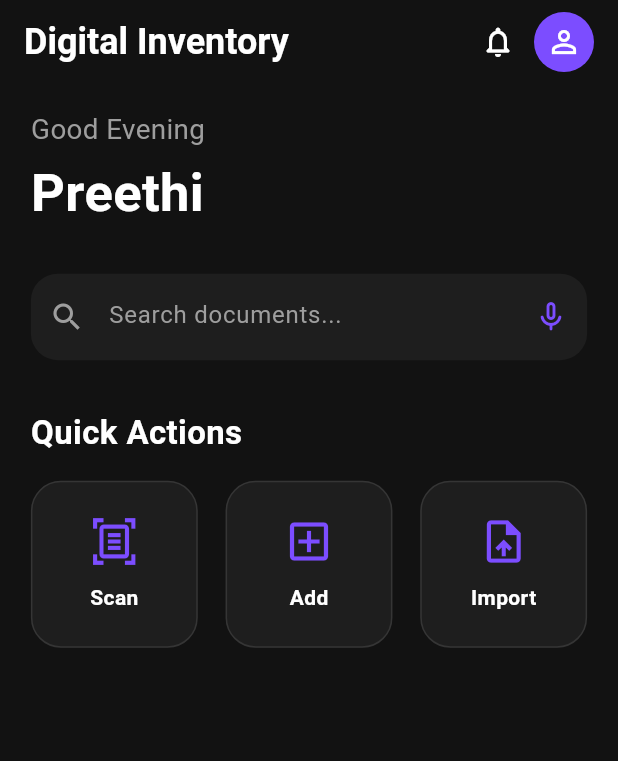
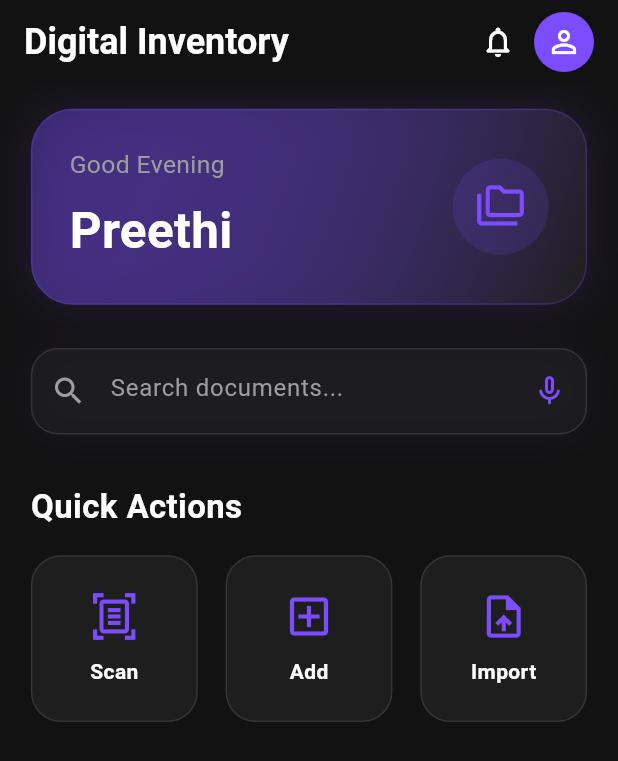
Before and after one commit to PreethiBose30/App-Dev, a Flutter app: the HomeScreen screen opened directly, on a phone screen of 412 x 824 dp. Shown: the top 761 px of the screen. Run offline on Flutter 3.47's test engine with Material 3 defaults, Android fonts, the phone set to English and light mode, and no system bars; statements that could not run were skipped.

Commit message:
Update home_screen.dart

```diff
--- a/lib/screens/dashboard/home_screen.dart
+++ b/lib/screens/dashboard/home_screen.dart
@@ -56,22 +56,74 @@ class HomeScreen extends StatelessWidget {
             crossAxisAlignment: CrossAxisAlignment.start,
             children: [
 
+              Container(
+                width: double.infinity,
+                padding: EdgeInsets.all(w * 0.06),
+                decoration: BoxDecoration(
+                  borderRadius: BorderRadius.circular(28),
+                  gradient: LinearGradient(
+                    colors: [
+                      AppColors.primary.withOpacity(0.35),
+                      AppColors.surface,
+                    ],
+                    begin: Alignment.topLeft,
+                    end: Alignment.bottomRight,
+                  ),
+                  border: Border.all(
+                    color: AppColors.primary.withOpacity(0.25),
+                  ),
+                  boxShadow: [
+                    BoxShadow(
+                      color: AppColors.primary.withOpacity(0.15),
+                      blurRadius: 25,
+                      spreadRadius: 2,
+                    ),
+                  ],
+                ),
+                child: Row(
+                  mainAxisAlignment: MainAxisAlignment.spaceBetween,
+                  children: [
+
+                    Column(
+                      crossAxisAlignment: CrossAxisAlignment.start,
+                      children: [
+
                         Text(
                           "Good Evening",
                           style: TextStyle(
                             color: AppColors.textSecondary,
-                  fontSize: w * 0.045,
+                            fontSize: w * 0.04,
                           ),
                         ),
 
-              SizedBox(height: h * 0.005),
+                        SizedBox(height: h * 0.01),
 
                         Text(
                           "Preethi",
                           style: TextStyle(
+                            fontSize: w * 0.08,
+                            fontWeight: FontWeight.bold,
                             color: AppColors.textPrimary,
-                  fontSize: w * 0.085,
-                  fontWeight: FontWeight.bold,
+                          ),
+                        ),
+
+                      ],
+                    ),
+
+                    Container(
+                      padding: const EdgeInsets.all(15),
+                      decoration: BoxDecoration(
+                        shape: BoxShape.circle,
+                        color: AppColors.primary.withOpacity(.15),
+                      ),
+                      child: const Icon(
+                        Icons.folder_copy_outlined,
+                        color: AppColors.primary,
+                        size: 34,
+                      ),
+                    )
+
+                  ],
                 ),
               ),
 
@@ -80,8 +132,17 @@ class HomeScreen extends StatelessWidget {
               Container(
                 height: h * 0.07,
                 decoration: BoxDecoration(
-                  color: AppColors.surface,
+                  color: AppColors.surface.withOpacity(.75),
                   borderRadius: BorderRadius.circular(18),
+                  border: Border.all(
+                    color: Colors.white10,
+                  ),
+                  boxShadow: [
+                    BoxShadow(
+                      color: AppColors.primary.withOpacity(.08),
+                      blurRadius: 20,
+                    )
+                  ],
                 ),
                 child: const TextField(
                   style: TextStyle(
```
Lines whose indentation alone changed are shown as unchanged.
